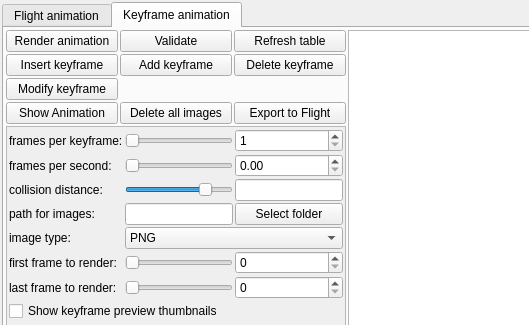
Before: the Qt Designer form mandelbulber2/qt/dock_animation.ui in buddhi1980/mandelbulber2, drawn with Qt 5; both pictures show x 0 to 529 and y 0 to 325 of the 1427 by 490 pixel window.
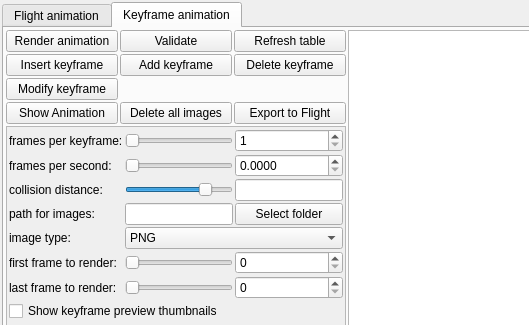
After: the same form once the commit is applied. Icons and pictures are not drawn. Custom widgets are drawn as their Qt base class.

Commit message: Changed maximum value fps in dock_animation.ui. Increased number of decimal points

Diff of the .ui file:
```diff
--- a/mandelbulber2/qt/dock_animation.ui
+++ b/mandelbulber2/qt/dock_animation.ui
@@ -1108,7 +1108,7 @@
                   <string/>
                  </property>
                  <property name="decimals">
-                  <number>2</number>
+                  <number>4</number>
                  </property>
                  <property name="maximum">
                   <double>18000.000000000000000</double>
```
Left out of the diff: 2 changed lines with no effect on the pictures.
